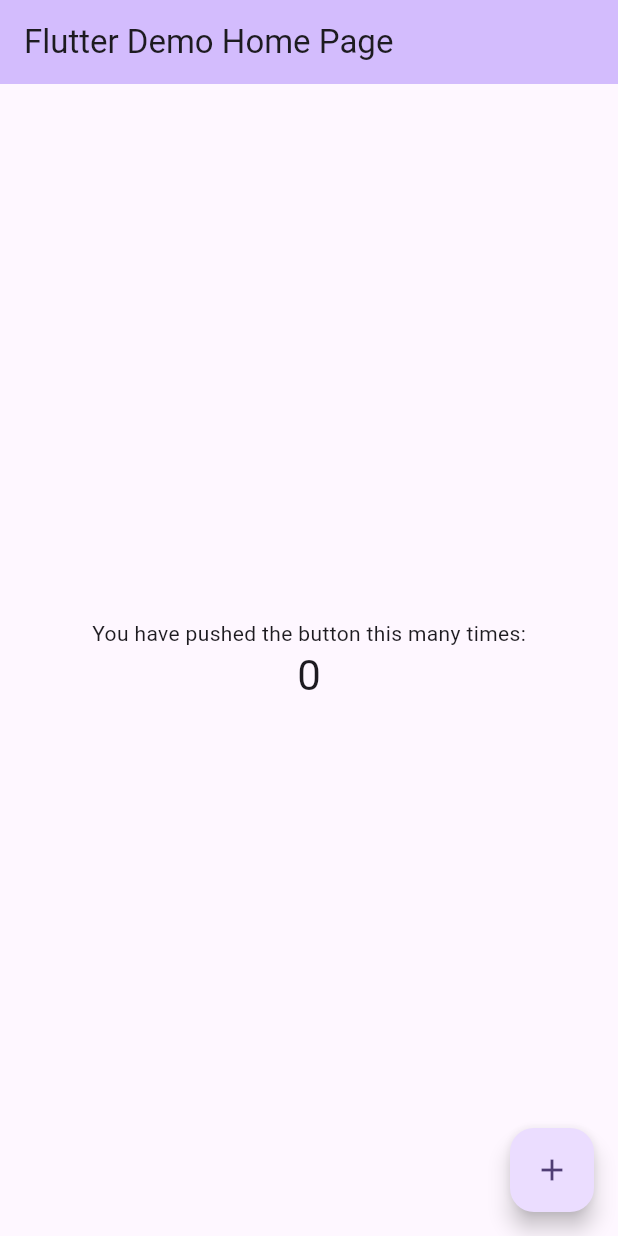
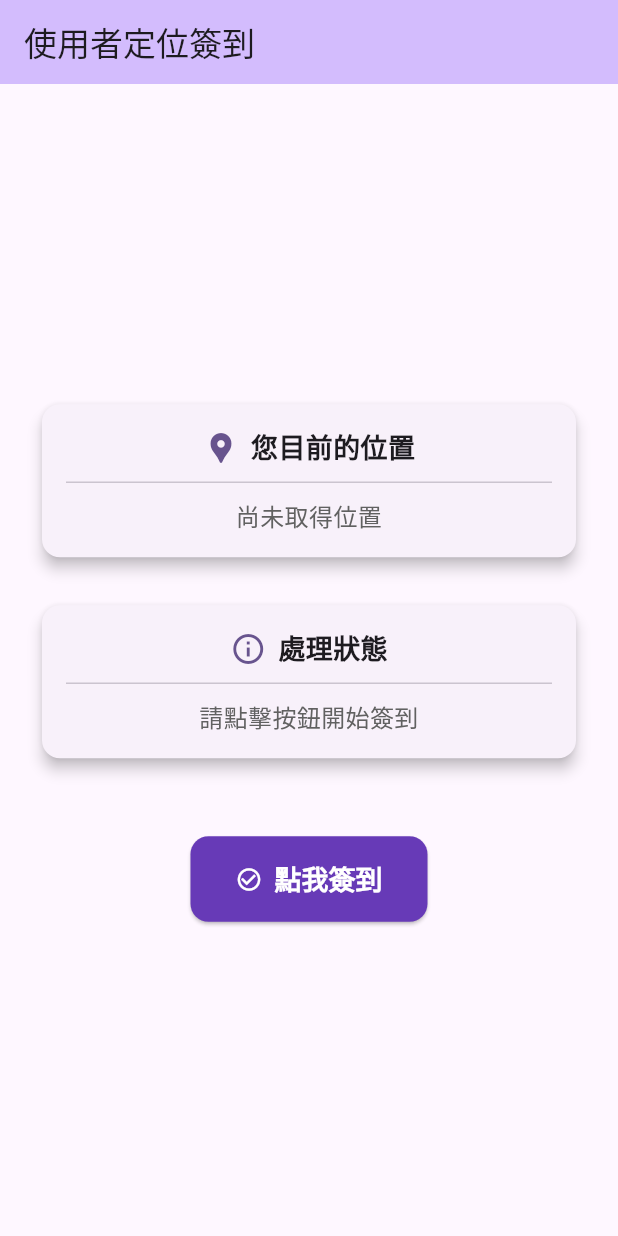
Before and after one commit to william11123/demo_flutter, a Flutter app: the screen it shows after launch, on a phone screen of 412 x 824 dp. Run offline on Flutter 3.47's test engine with Material 3 defaults, Android fonts, the phone set to English and light mode, and no system bars; our stand-ins replace geolocator.

Commit message:
更新 Flutter 專案以支援定位功能，新增必要權限及依賴，並整合 geolocator 插件

```diff
--- a/lib/main.dart
+++ b/lib/main.dart
@@ -1,4 +1,38 @@
 import 'package:flutter/material.dart';
+import 'package:geolocator/geolocator.dart'; // 用於獲取 GPS 位置
+import 'package:http/http.dart' as http; // 用於呼叫後端 API
+import 'dart:convert'; // 用於處理 JSON
+import 'dart:async'; // 用於 Timeout 處理
+import 'dart:io' show Platform; // 用於判斷平台
+
+/*
+ * =================================================================================
+ * 重要提醒：專案設定
+ * =================================================================================
+ *
+ * 1. pubspec.yaml:
+ * 請確保您已經在 pubspec.yaml 的 dependencies 區塊中加入了以下套件：
+ * dependencies:
+ * flutter:
+ * sdk: flutter
+ * geolocator: ^12.0.0  # (請使用最新版本)
+ * http: ^1.2.1         # (請使用最新版本)
+ *
+ * 2. Android 設定 (android/app/src/main/AndroidManifest.xml):
+ * 在 <manifest> 標籤內，加入網路和定位權限：
+ * <uses-permission android:name="android.permission.INTERNET" />
+ * <uses-permission android:name="android.permission.ACCESS_FINE_LOCATION" />
+ * <uses-permission android:name="android.permission.ACCESS_COARSE_LOCATION" />
+ * 如果您的 API 使用 http 而非 https，需要在 <application> 標籤中加入：
+ * android:usesCleartextTraffic="true"
+ *
+ * 3. iOS 設定 (ios/Runner/Info.plist):
+ * 在 <dict> 標籤內，加入定位權限的使用說明：
+ * <key>NSLocationWhenInUseUsageDescription</key>
+ * <string>我們需要您的位置來為您提供簽到服務。</string>
+ *
+ * =================================================================================
+ */
 
 void main() {
   runApp(const MyApp());
@@ -7,116 +41,254 @@ void main() {
 class MyApp extends StatelessWidget {
   const MyApp({super.key});
 
-  // This widget is the root of your application.
   @override
   Widget build(BuildContext context) {
     return MaterialApp(
-      title: 'Flutter Demo',
+      title: '使用者定位 App',
       theme: ThemeData(
-        // This is the theme of your application.
-        //
-        // TRY THIS: Try running your application with "flutter run". You'll see
-        // the application has a purple toolbar. Then, without quitting the app,
-        // try changing the seedColor in the colorScheme below to Colors.green
-        // and then invoke "hot reload" (save your changes or press the "hot
-        // reload" button in a Flutter-supported IDE, or press "r" if you used
-        // the command line to start the app).
-        //
-        // Notice that the counter didn't reset back to zero; the application
-        // state is not lost during the reload. To reset the state, use hot
-        // restart instead.
-        //
-        // This works for code too, not just values: Most code changes can be
-        // tested with just a hot reload.
         colorScheme: ColorScheme.fromSeed(seedColor: Colors.deepPurple),
+        useMaterial3: true,
+        elevatedButtonTheme: ElevatedButtonThemeData(
+          style: ElevatedButton.styleFrom(
+            backgroundColor: Colors.deepPurple,
+            foregroundColor: Colors.white,
+            padding: const EdgeInsets.symmetric(horizontal: 30, vertical: 15),
+            textStyle: const TextStyle(fontSize: 18, fontWeight: FontWeight.bold),
+            shape: RoundedRectangleBorder(
+              borderRadius: BorderRadius.circular(12),
+            ),
+          ),
+        ),
       ),
-      home: const MyHomePage(title: 'Flutter Demo Home Page'),
+      home: const UserHomePage(title: '使用者定位簽到'),
     );
   }
 }
 
-class MyHomePage extends StatefulWidget {
-  const MyHomePage({super.key, required this.title});
-
-  // This widget is the home page of your application. It is stateful, meaning
-  // that it has a State object (defined below) that contains fields that affect
-  // how it looks.
-
-  // This class is the configuration for the state. It holds the values (in this
-  // case the title) provided by the parent (in this case the App widget) and
-  // used by the build method of the State. Fields in a Widget subclass are
-  // always marked "final".
-
+class UserHomePage extends StatefulWidget {
+  const UserHomePage({super.key, required this.title});
   final String title;
 
   @override
-  State<MyHomePage> createState() => _MyHomePageState();
+  State<UserHomePage> createState() => _UserHomePageState();
 }
 
-class _MyHomePageState extends State<MyHomePage> {
-  int _counter = 0;
+class _UserHomePageState extends State<UserHomePage> {
+  // 狀態變數
+  Position? _currentPosition;
+  String _statusMessage = '請點擊按鈕開始簽到';
+  bool _isLoading = false;
 
-  void _incrementCounter() {
-    setState(() {
-      // This call to setState tells the Flutter framework that something has
-      // changed in this State, which causes it to rerun the build method below
-      // so that the display can reflect the updated values. If we changed
-      // _counter without calling setState(), then the build method would not be
-      // called again, and so nothing would appear to happen.
-      _counter++;
-    });
+  // --- 邏輯函式 ---
+
+  /// 1. 獲取目前 GPS 位置
+  /// 如果成功，會更新 _currentPosition 並回傳 true。
+  /// 如果失敗（權限、服務關閉等），會更新 _statusMessage 並回傳 false。
+  Future<bool> _getCurrentLocation() async {
+    // 檢查定位服務是否開啟
+    bool serviceEnabled = await Geolocator.isLocationServiceEnabled();
+    if (!serviceEnabled) {
+      if (mounted) {
+        setState(() => _statusMessage = '請開啟裝置的定位服務');
+      }
+      return false;
+    }
+
+    // 檢查並請求定位權限
+    LocationPermission permission = await Geolocator.checkPermission();
+    if (permission == LocationPermission.denied) {
+      permission = await Geolocator.requestPermission();
+      if (permission == LocationPermission.denied) {
+        if (mounted) {
+          setState(() => _statusMessage = '您已拒絕定位權限，無法簽到');
+        }
+        return false;
+      }
+    }
+
+    if (permission == LocationPermission.deniedForever) {
+      if (mounted) {
+        setState(() => _statusMessage = '定位權限已被永久拒絕，請至系統設定中手動開啟');
+      }
+      // 可以考慮跳出一個對話框，引導使用者去設定
+      // await Geolocator.openAppSettings();
+      return false;
+    }
+
+    // 獲取位置，並加入錯誤處理
+    try {
+      // *** 更新部分：根據新版 geolocator，將設定整合至 LocationSettings ***
+      final LocationSettings locationSettings = LocationSettings(
+        accuracy: LocationAccuracy.high,
+        timeLimit: const Duration(seconds: 10),
+      );
+
+      final position = await Geolocator.getCurrentPosition(
+        locationSettings: locationSettings,
+      );
+
+      if (mounted) {
+        setState(() {
+          _currentPosition = position;
+          _statusMessage = '位置獲取成功！';
+        });
+      }
+      return true;
+    } on TimeoutException {
+      if (mounted) {
+        setState(() => _statusMessage = '獲取位置超時，請檢查 GPS 訊號');
+      }
+      return false;
+    } catch (e) {
+      if (mounted) {
+        setState(() => _statusMessage = '獲取位置失敗: $e');
+      }
+      return false;
+    }
   }
+
+  /// 2. 呼叫後端的 "arrive" API
+  Future<void> _sendArrivalRequest() async {
+    if (_currentPosition == null) {
+      if (mounted) {
+        setState(() => _statusMessage = '內部錯誤：位置為空，無法傳送請求');
+      }
+      return;
+    }
+
+    // 後端 API 網址，請根據您的情況修改
+    // Android 模擬器連到本機，網址用 10.0.2.2
+    // iOS 模擬器連到本機，網址用 localhost 或 127.0.0.1
+    final String apiUrl = Platform.isAndroid
+        ? 'http://10.0.2.2:8080/api/location/arrive/user123'
+        : 'http://localhost:8080/api/location/arrive/user123'; // 暫時寫死 userId
+
+    try {
+      final response = await http.post(
+        Uri.parse(apiUrl),
+        headers: {'Content-Type': 'application/json; charset=UTF-8'},
+        body: json.encode({
+          'latitude': _currentPosition!.latitude,
+          'longitude': _currentPosition!.longitude,
+        }),
+      ).timeout(const Duration(seconds: 15));
+
+      if (mounted) {
+        if (response.statusCode == 200) {
+          final responseBody = json.decode(utf8.decode(response.bodyBytes));
+          setState(() => _statusMessage = '簽到成功：${responseBody['message'] ?? '伺服器已處理'}');
+        } else {
+          setState(() => _statusMessage = '簽到失敗：伺服器錯誤 ${response.statusCode}');
+        }
+      }
+    } catch (e) {
+      if (mounted) {
+        setState(() => _statusMessage = '呼叫簽到 API 失敗: $e');
+      }
+    }
+  }
+
+  /// 3. 簽到按鈕的整合處理函式
+  void _handleCheckIn() async {
+    if (_isLoading) return;
+
+    if (mounted) {
+      setState(() {
+        _isLoading = true;
+        _statusMessage = '正在獲取您的位置...';
+        _currentPosition = null;
+      });
+    }
+
+    final bool gotLocation = await _getCurrentLocation();
+    if (!gotLocation) {
+      if (mounted) {
+        setState(() => _isLoading = false);
+      }
+      return;
+    }
+
+    if (mounted) {
+      setState(() => _statusMessage = '正在傳送簽到請求...');
+    }
+
+    await _sendArrivalRequest();
+
+    if (mounted) {
+      setState(() => _isLoading = false);
+    }
+  }
+
+  // --- UI 介面 ---
 
   @override
   Widget build(BuildContext context) {
-    // This method is rerun every time setState is called, for instance as done
-    // by the _incrementCounter method above.
-    //
-    // The Flutter framework has been optimized to make rerunning build methods
-    // fast, so that you can just rebuild anything that needs updating rather
-    // than having to individually change instances of widgets.
     return Scaffold(
       appBar: AppBar(
-        // TRY THIS: Try changing the color here to a specific color (to
-        // Colors.amber, perhaps?) and trigger a hot reload to see the AppBar
-        // change color while the other colors stay the same.
         backgroundColor: Theme.of(context).colorScheme.inversePrimary,
-        // Here we take the value from the MyHomePage object that was created by
-        // the App.build method, and use it to set our appbar title.
         title: Text(widget.title),
       ),
       body: Center(
-        // Center is a layout widget. It takes a single child and positions it
-        // in the middle of the parent.
+        child: Padding(
+          padding: const EdgeInsets.all(24.0),
+          child: Column(
+            mainAxisAlignment: MainAxisAlignment.center,
+            children: <Widget>[
+              _buildInfoCard(
+                icon: Icons.location_pin,
+                title: '您目前的位置',
+                content: _currentPosition == null
+                    ? '尚未取得位置'
+                    : '緯度: ${_currentPosition!.latitude.toStringAsFixed(5)}\n經度: ${_currentPosition!.longitude.toStringAsFixed(5)}',
+              ),
+              const SizedBox(height: 24),
+
+              _buildInfoCard(
+                icon: Icons.info_outline,
+                title: '處理狀態',
+                content: _statusMessage,
+              ),
+              const SizedBox(height: 48),
+
+              _isLoading
+                  ? const CircularProgressIndicator()
+                  : ElevatedButton.icon(
+                      onPressed: _handleCheckIn,
+                      icon: const Icon(Icons.check_circle_outline),
+                      label: const Text('點我簽到'),
+                    ),
+            ],
+          ),
+        ),
+      ),
+    );
+  }
+
+  Widget _buildInfoCard({required IconData icon, required String title, required String content}) {
+    return Card(
+      elevation: 4,
+      shape: RoundedRectangleBorder(borderRadius: BorderRadius.circular(12)),
+      child: Padding(
+        padding: const EdgeInsets.all(16.0),
         child: Column(
-          // Column is also a layout widget. It takes a list of children and
-          // arranges them vertically. By default, it sizes itself to fit its
-          // children horizontally, and tries to be as tall as its parent.
-          //
-          // Column has various properties to control how it sizes itself and
-          // how it positions its children. Here we use mainAxisAlignment to
-          // center the children vertically; the main axis here is the vertical
-          // axis because Columns are vertical (the cross axis would be
-          // horizontal).
-          //
-          // TRY THIS: Invoke "debug painting" (choose the "Toggle Debug Paint"
-          // action in the IDE, or press "p" in the console), to see the
-          // wireframe for each widget.
-          mainAxisAlignment: MainAxisAlignment.center,
-          children: <Widget>[
-            const Text('You have pushed the button this many times:'),
+          children: [
+            Row(
+              mainAxisAlignment: MainAxisAlignment.center,
+              children: [
+                Icon(icon, color: Theme.of(context).primaryColor),
+                const SizedBox(width: 8),
+                Text(title, style: const TextStyle(fontSize: 18, fontWeight: FontWeight.bold)),
+              ],
+            ),
+            const Divider(height: 20, thickness: 1),
             Text(
-              '$_counter',
-              style: Theme.of(context).textTheme.headlineMedium,
+              content,
+              style: TextStyle(fontSize: 16, color: Colors.grey[700], height: 1.5),
+              textAlign: TextAlign.center,
             ),
           ],
         ),
       ),
-      floatingActionButton: FloatingActionButton(
-        onPressed: _incrementCounter,
-        tooltip: 'Increment',
-        child: const Icon(Icons.add),
-      ), // This trailing comma makes auto-formatting nicer for build methods.
     );
   }
 }
--- a/pubspec.yaml
+++ b/pubspec.yaml
@@ -34,6 +34,8 @@ dependencies:
   # The following adds the Cupertino Icons font to your application.
   # Use with the CupertinoIcons class for iOS style icons.
   cupertino_icons: ^1.0.8
+  geolocator: ^14.0.2
+  http: ^1.4.0
 
 dev_dependencies:
   flutter_test:
```
Also changed, not shown: pubspec.lock, 5 other files.
